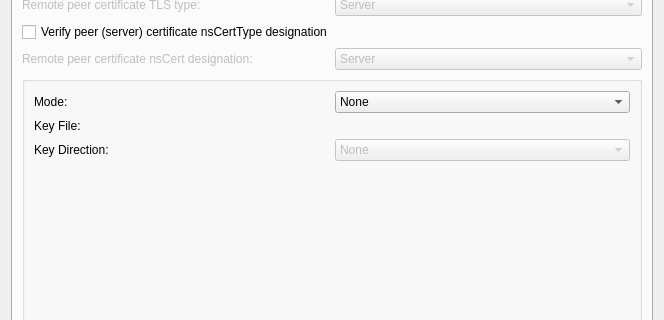
This is vpn/openvpn/openvpnadvanced.ui in KDE/plasma-nm as Qt 5 draws it before an edit; both pictures show x 0 to 664 and y 134 to 454 of the 664 by 705 pixel window. The edited form follows.
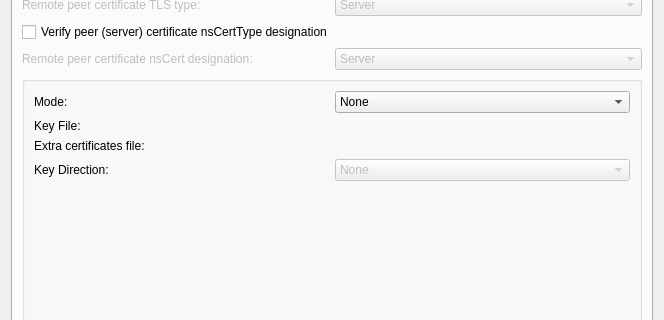
This is the edited form. The open tabs and pages were chosen to show the change. Custom widgets are drawn as their Qt base class.

Commit message: openvpn: Implement extra certs

```diff
--- a/vpn/openvpn/openvpnadvanced.ui
+++ b/vpn/openvpn/openvpnadvanced.ui
@@ -1038,6 +1038,29 @@
            </widget>
           </item>
           <item row="2" column="0">
+           <widget class="QLabel" name="label_extraCerts">
+            <property name="toolTip">
+             <string>Additional local certificate file to help verify the peer certificate chain.</string>
+            </property>
+            <property name="text">
+             <string>Extra certificates file:</string>
+            </property>
+            <property name="buddy">
+             <cstring>kurlExtraCerts</cstring>
+            </property>
+           </widget>
+          </item>
+          <item row="2" column="1">
+           <widget class="KUrlRequester" name="kurlExtraCerts">
+            <property name="toolTip">
+             <string>Additional local certificate file to help verify the peer certificate chain.</string>
+            </property>
+            <property name="mode">
+             <set>KFile::File|KFile::ExistingOnly|KFile::LocalOnly</set>
+            </property>
+           </widget>
+          </item>
+          <item row="3" column="0">
            <widget class="QLabel" name="textLabel1">
             <property name="toolTip">
              <string>Direction parameter for static key mode.</string>
@@ -1053,7 +1076,7 @@
             </property>
            </widget>
           </item>
-          <item row="2" column="1">
+          <item row="3" column="1">
            <widget class="QComboBox" name="cboDirection">
             <property name="enabled">
              <bool>false</bool>
@@ -1078,7 +1101,7 @@
             </item>
            </widget>
           </item>
-          <item row="3" column="1">
+          <item row="4" column="1">
            <spacer name="verticalSpacer">
             <property name="orientation">
              <enum>Qt::Orientation::Vertical</enum>
```
Left out of the diff: 5 changed lines with no effect on the pictures. The commit also changes 1 other file.
